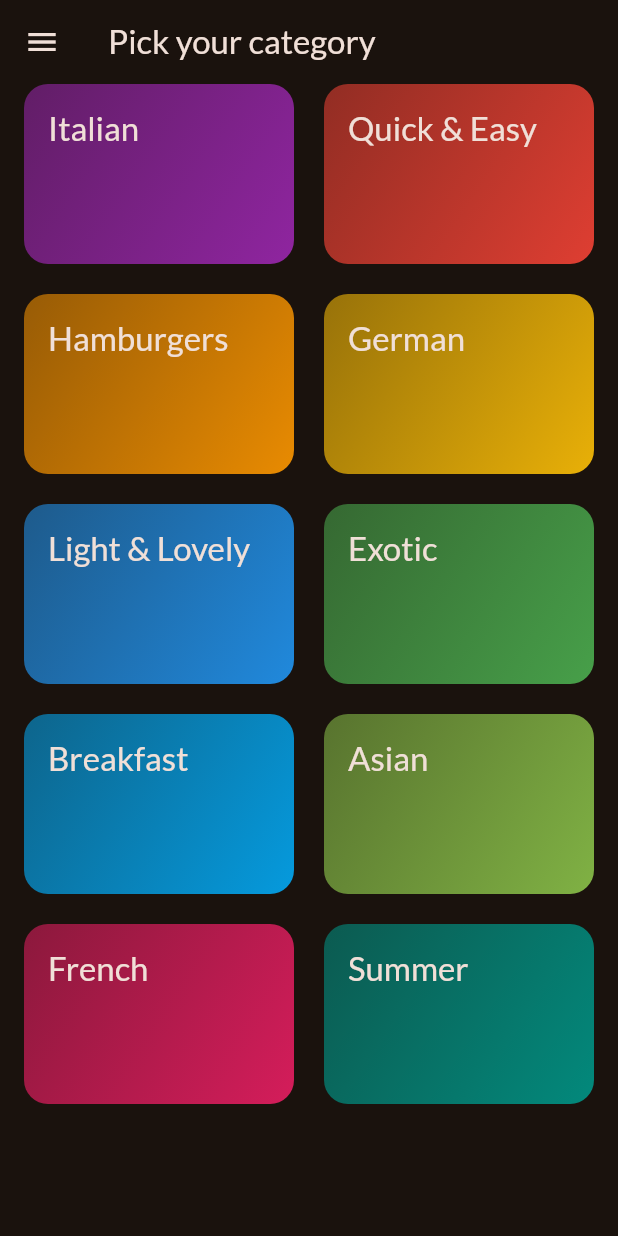
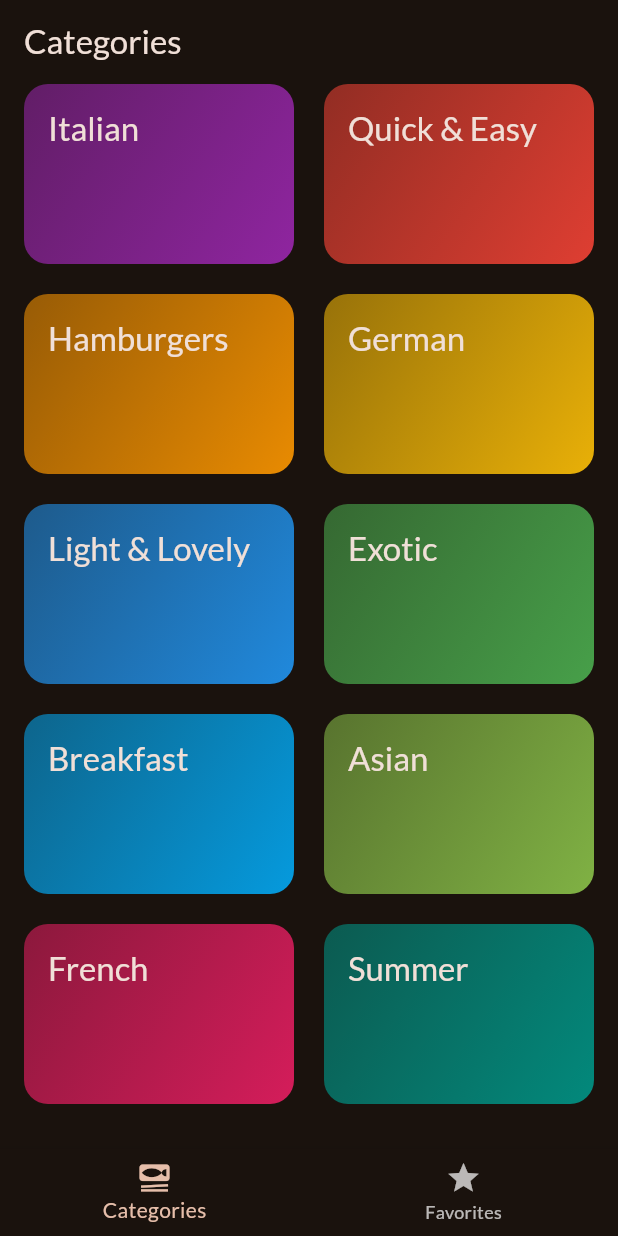
Before and after one commit to imano00/meal, a Flutter app: the screen it shows after launch, on a phone screen of 412 x 824 dp. Run offline on Flutter 3.47's test engine with Material 3 defaults, Android fonts, the phone set to English and light mode, and no system bars; our stand-ins replace google_fonts, transparent_image.

Commit message:
add bottom navigation bar

```diff
--- a/lib/main.dart
+++ b/lib/main.dart
@@ -4,6 +4,7 @@ import 'package:google_fonts/google_fonts.dart';
 import 'package:meal/screens/categories.dart';
 import 'package:meal/data/dummy_data.dart';
 import 'package:meal/screens/meals.dart';
+import 'package:meal/screens/tabs.dart';
 
 final theme = ThemeData(
   useMaterial3: true,
@@ -24,6 +25,6 @@ class MyApp extends StatelessWidget {
   // This widget is the root of your application.
   @override
   Widget build(BuildContext context) {
-    return MaterialApp(theme: theme, home: CategoriesScreen());
+    return MaterialApp(theme: theme, home: const TabsScreen());
   }
 }
--- a/lib/screens/categories.dart
+++ b/lib/screens/categories.dart
@@ -26,11 +26,7 @@ class CategoriesScreen extends StatelessWidget {
 
   @override
   Widget build(BuildContext context) {
-    return Scaffold(
-      appBar: AppBar(
-        title: const Text('Pick your category'),
-      ),
-      body: GridView(
+    return GridView(
       padding: const EdgeInsets.only(right: 16, left: 16),
       gridDelegate: const SliverGridDelegateWithFixedCrossAxisCount(
           crossAxisCount: 2,
@@ -47,32 +43,6 @@ class CategoriesScreen extends StatelessWidget {
             },
           ),
       ],
-      ),
-      drawer: Drawer(
-        child: Column(
-          children: [
-            AppBar(
-              title: const Text('Choose a category'),
-              automaticallyImplyLeading: false,
-            ),
-            const Divider(),
-            ListTile(
-              leading: const Icon(Icons.category),
-              title: const Text('Categories'),
-              onTap: () {
-                Navigator.of(context).pop();
-              },
-            ),
-            ListTile(
-              leading: const Icon(Icons.category),
-              title: const Text('Categories'),
-              onTap: () {
-                Navigator.of(context).pop();
-              },
-            ),
-          ],
-        ),
-      ),
     );
   }
 }
--- a/lib/screens/tabs.dart
+++ b/lib/screens/tabs.dart
@@ -1,4 +1,6 @@
 import 'package:flutter/material.dart';
+import 'package:meal/screens/categories.dart';
+import 'package:meal/screens/meals.dart';
 
 class TabsScreen extends StatefulWidget {
   const TabsScreen({super.key});
@@ -8,8 +10,38 @@ class TabsScreen extends StatefulWidget {
 }
 
 class _TabsScreenState extends State<TabsScreen> {
+  int _selectedPageIndex = 0;
+
+  void _selectPage(int index) {
+    setState(() {
+      _selectedPageIndex = index;
+    });
+  }
+
   @override
   Widget build(BuildContext context) {
-    return const Placeholder();
+    Widget activePage = const CategoriesScreen();
+    var activePageTitle = 'Categories';
+
+    if (_selectedPageIndex == 1) {
+      activePage = const MealsScreen(meals: []);
+      activePageTitle = 'Your Favourites';
+    }
+
+    return Scaffold(
+      appBar: AppBar(
+        title: Text(activePageTitle),
+      ),
+      body: activePage,
+      bottomNavigationBar: BottomNavigationBar(
+        onTap: _selectPage,
+        currentIndex: _selectedPageIndex,
+        items: const [
+          BottomNavigationBarItem(
+              icon: Icon(Icons.set_meal), label: 'Categories'),
+          BottomNavigationBarItem(icon: Icon(Icons.star), label: 'Favorites'),
+        ],
+      ),
+    );
   }
 }
```
Also changed, not shown: lib/screens/meals.dart (+7 -3 lines). Lines whose indentation alone changed are shown as unchanged.
